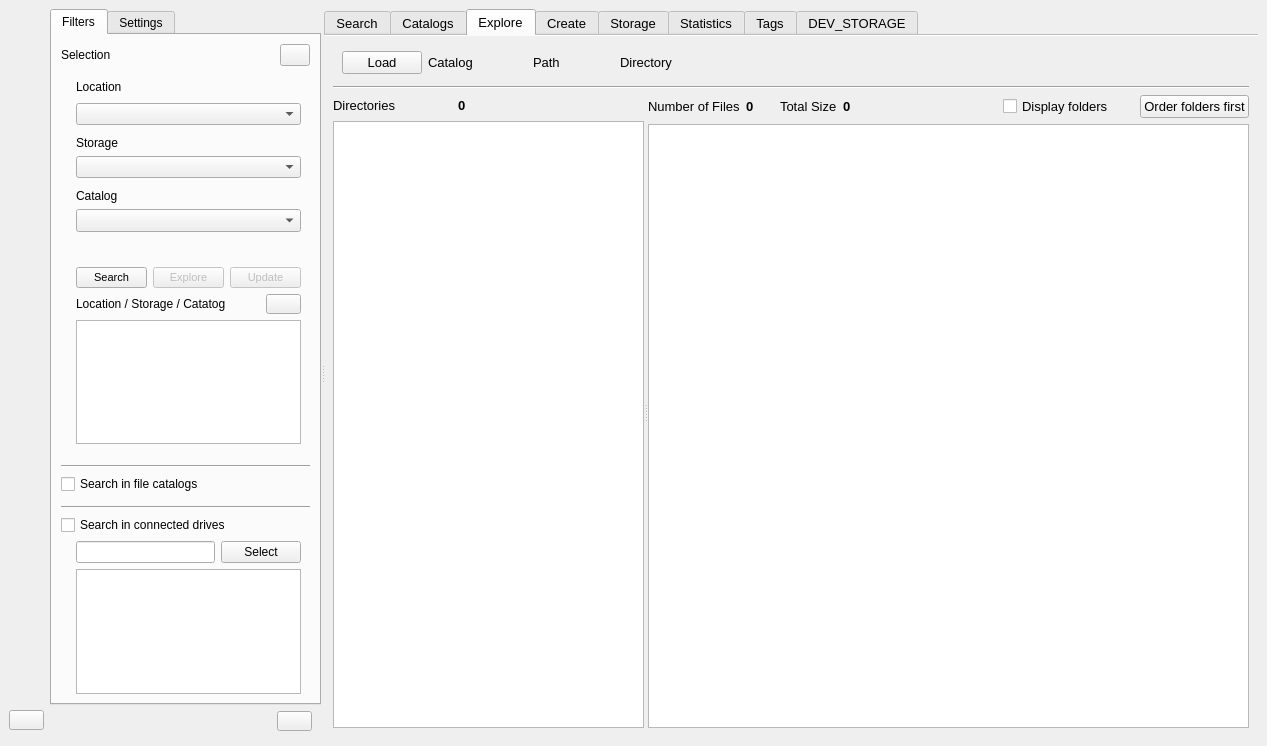
Above: mainwindow.ui from StephaneCouturier/Katalog before the change. Below: the same form after it.
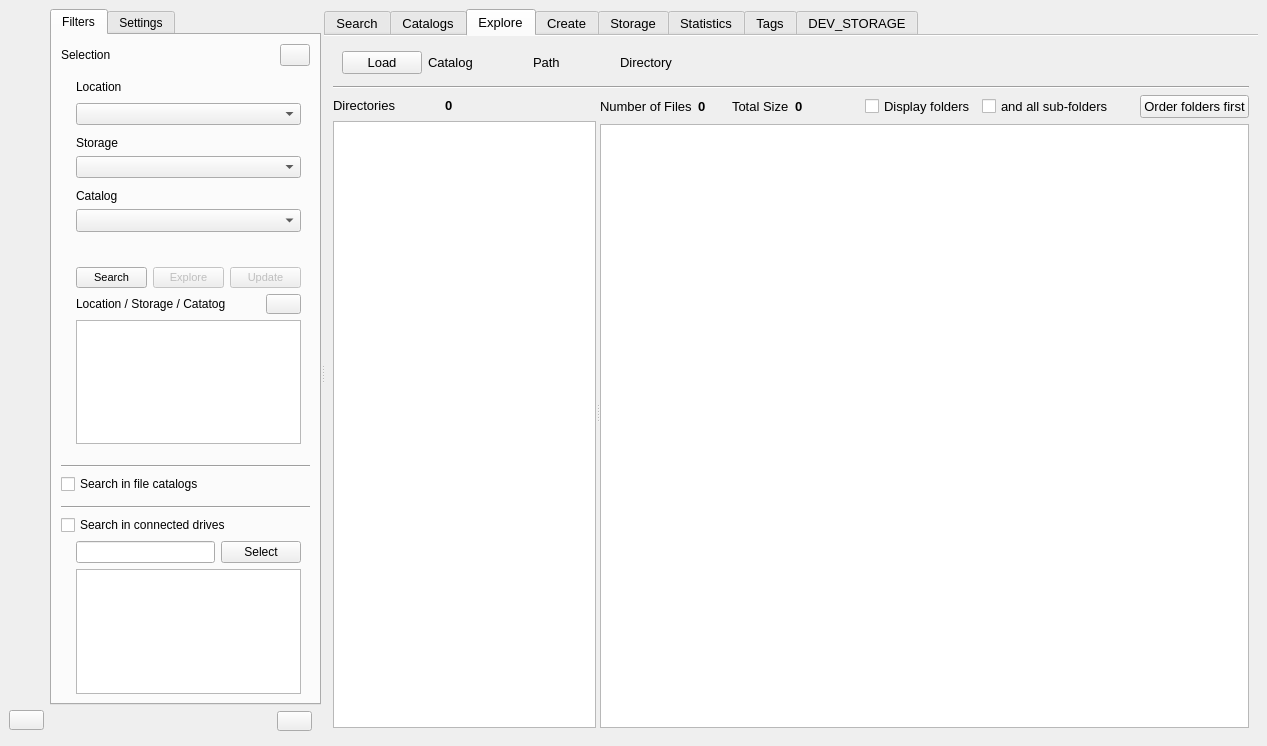
That is the form after the change. The open tabs and pages were chosen to show the change. Icons and pictures are not drawn. Custom widgets are drawn as their Qt base class.

Patch:
```diff
--- a/mainwindow.ui
+++ b/mainwindow.ui
@@ -4543,6 +4543,13 @@
                       </property>
                      </widget>
                     </item>
+                    <item>
+                     <widget class="QCheckBox" name="Explore_checkBox_DisplaySubFolders">
+                      <property name="text">
+                       <string>and all sub-folders</string>
+                      </property>
+                     </widget>
+                    </item>
                     <item>
                      <spacer name="Explore_horizontalSpacer_5">
                       <property name="orientation">
```
Left out of the diff: 2 changed lines with no effect on the pictures.
